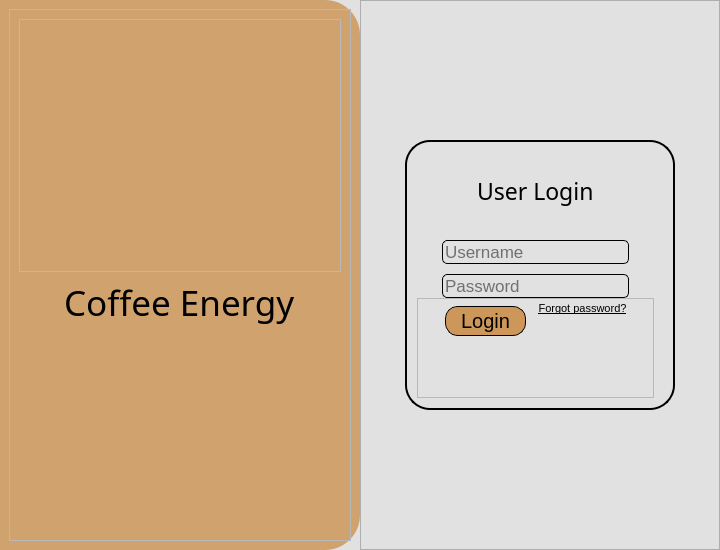
This is Final Main/windows/lugin_page.ui in syxn0/syno as Qt 5 draws it before an edit. The edited form follows.
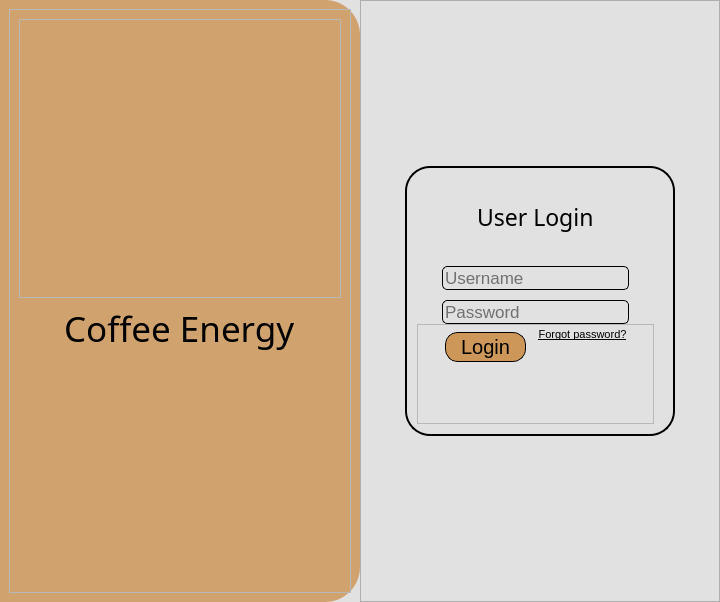
This is the edited form. Icons and pictures are not drawn.

```diff
--- a/Final Main/windows/lugin_page.ui
+++ b/Final Main/windows/lugin_page.ui
@@ -7,7 +7,7 @@
     <x>0</x>
     <y>0</y>
     <width>720</width>
-    <height>550</height>
+    <height>602</height>
    </rect>
   </property>
   <property name="minimumSize">
```
